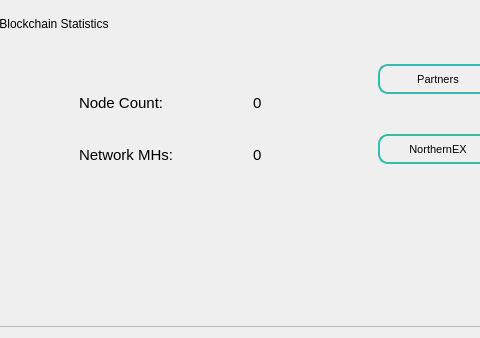
This is src/qt/forms/overviewpage.ui in HTHcoin/helpthehomelesscoin as Qt 5 draws it before an edit; both pictures show x 182 to 662 and y 347 to 685 of the 1000 by 685 pixel window. The edited form follows.
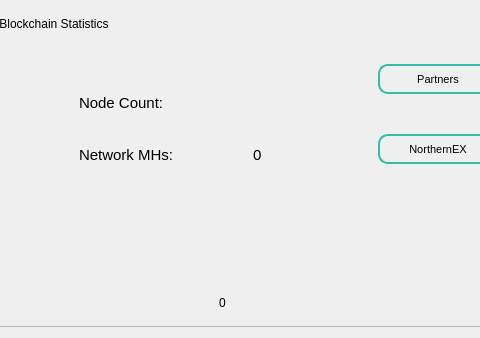
This is the edited form.

Diff of the .ui file:
```diff
--- a/src/qt/forms/overviewpage.ui
+++ b/src/qt/forms/overviewpage.ui
@@ -282,13 +282,6 @@
             </property>
            </widget>
           </item>
-          <item row="0" column="3" alignment="Qt::AlignRight">
-           <widget class="QLabel" name="countLabelDIP3">
-            <property name="text">
-             <string>0</string>
-            </property>
-           </widget>
-          </item>
          </layout>
         </widget>
        </item>
@@ -994,6 +987,19 @@
        </item>
       </layout>
      </widget>
+     <widget class="QLabel" name="countLabelDIP3">
+      <property name="geometry">
+       <rect>
+        <x>390</x>
+        <y>630</y>
+        <width>8</width>
+        <height>18</height>
+       </rect>
+      </property>
+      <property name="text">
+       <string>0</string>
+      </property>
+     </widget>
     </widget>
    </item>
   </layout>
```
Left out of the diff: 3 changed lines with no effect on the pictures.
